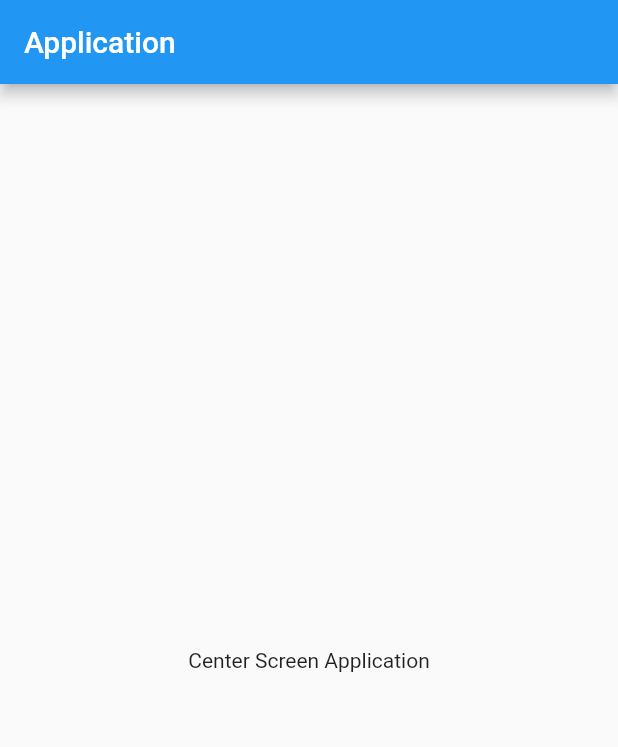
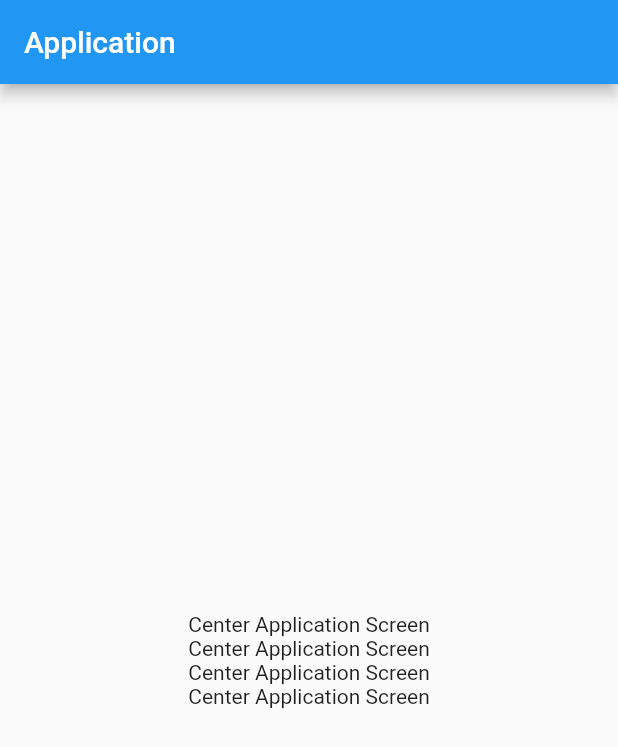
Before and after one commit to LengHokly/hello_test, a Flutter app: the screen it shows after launch, on a phone screen of 412 x 824 dp. Shown: the top 747 px of the screen. Run offline on Flutter 3.47's test engine with Material 2 defaults, Android fonts, the phone set to English and light mode, and no system bars.

Commit message:
Edit CenterScreen

```diff
--- a/lib/main.dart
+++ b/lib/main.dart
@@ -29,8 +29,16 @@ class HomeScreen extends StatelessWidget {
       appBar: AppBar(
         title: const Text('Application'),
       ),
-      body: const Center(
-        child: Text('Center Screen Application'),
+      body: Center(
+        child: Column(
+          mainAxisAlignment: MainAxisAlignment.center,
+          children: const [
+            Text('Center Application Screen'),
+            Text('Center Application Screen'),
+            Text('Center Application Screen'),
+            Text('Center Application Screen'),
+          ],
+        ),
       ),
     );
   }
```
